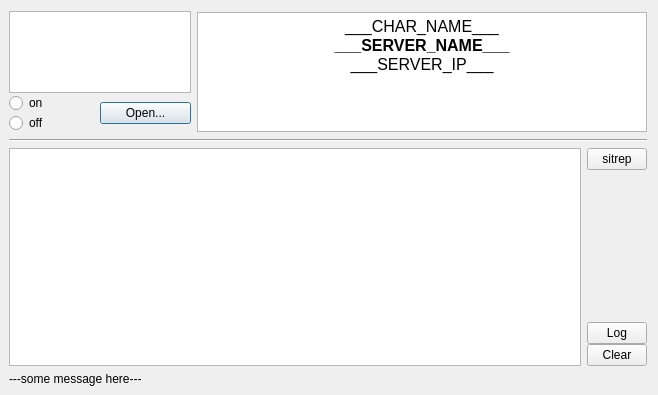
First picture: the form in plugin/DayzServerIp.ui, repository dehesselle/dayzsrvip, before the edit.
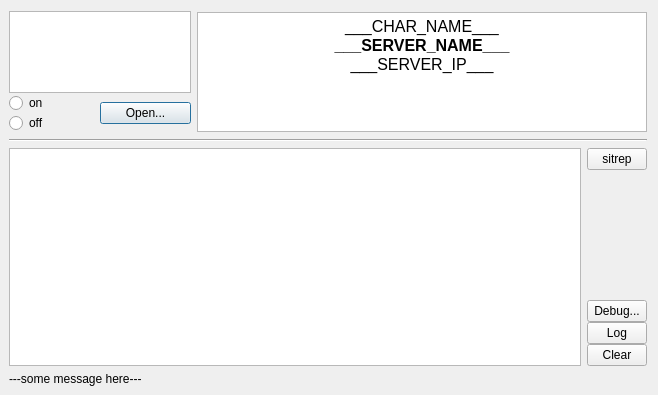
Second picture: the form after the edit.

Commit message:
Add button for DebugDialog
Remove custom GraphicsScene

Add DEVELOPER_MODE

Add logWarning()

rename buttons (refactoring)

Diff of the .ui file:
```diff
--- a/plugin/DayzServerIp.ui
+++ b/plugin/DayzServerIp.ui
@@ -177,7 +177,20 @@
         </spacer>
        </item>
        <item>
-        <widget class="QPushButton" name="pbOpenLog">
+        <widget class="QPushButton" name="pbDebugOpen">
+         <property name="maximumSize">
+          <size>
+           <width>60</width>
+           <height>16777215</height>
+          </size>
+         </property>
+         <property name="text">
+          <string>Debug...</string>
+         </property>
+        </widget>
+       </item>
+       <item>
+        <widget class="QPushButton" name="pbLogOpen">
          <property name="maximumSize">
           <size>
            <width>60</width>
```
Left out of the diff: 4 changed lines with no effect on the pictures. The commit also changes 10 other files.
